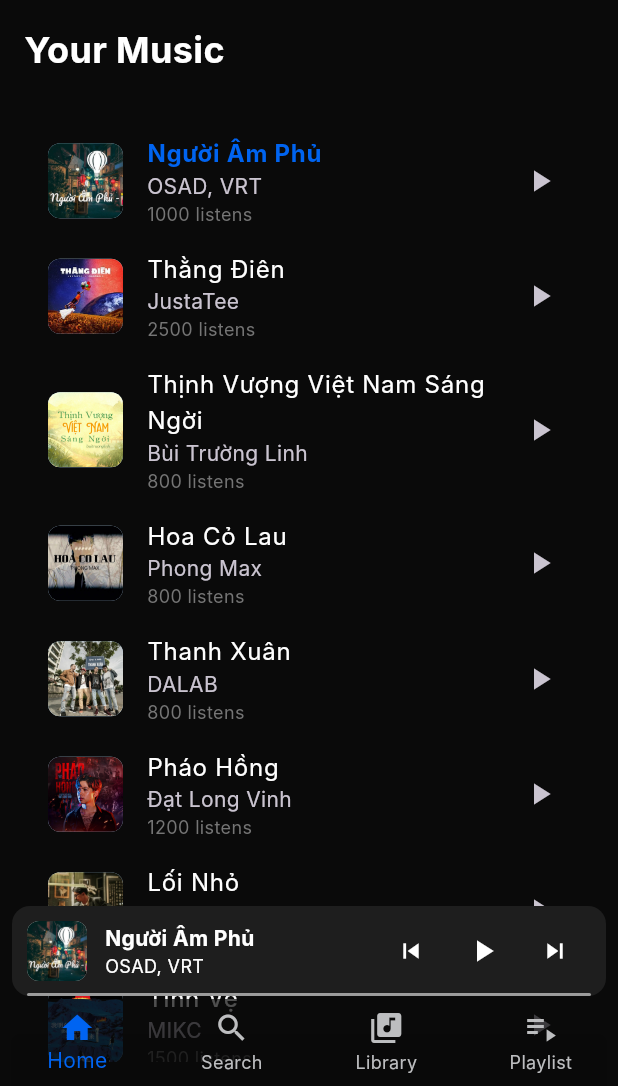
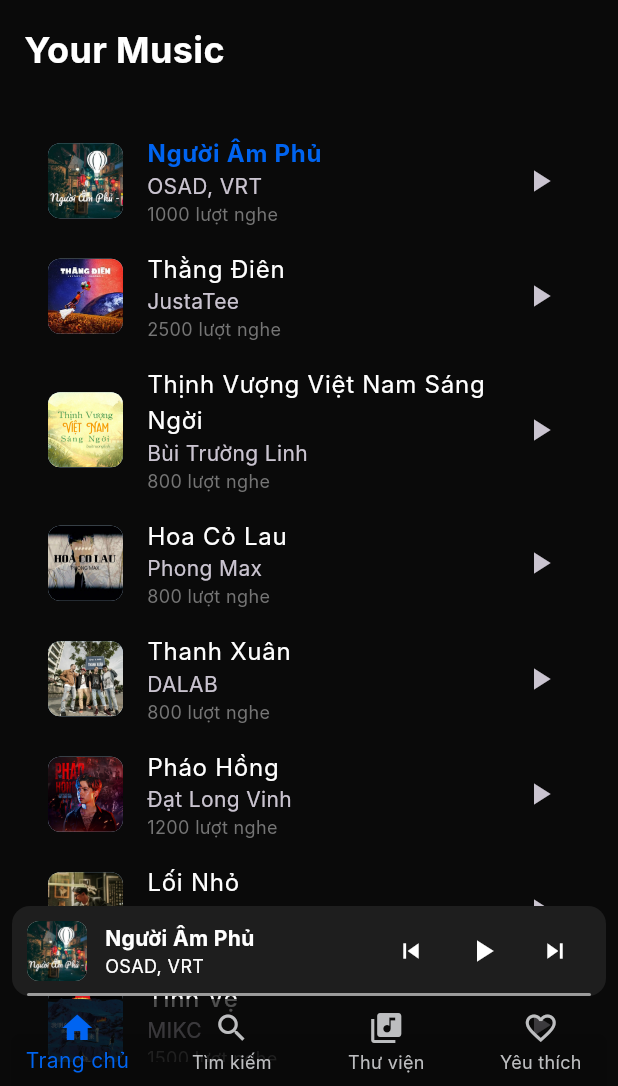
Before and after one commit to phungquocthai-aeron-dev/Symphony_music_app, a Flutter app: the screen it shows after launch, after a tap on "Người Âm Phủ", on a phone screen of 412 x 824 dp, the part 150-1236 px from its top. Run offline on Flutter 3.47's test engine with Material 3 defaults, Android fonts, the phone set to English and light mode, and no system bars; our stand-ins replace audioplayers; Roboto replaces fonts that are missing (Inter).

Commit message:
Initial project

```diff
--- a/lib/features/example.dart
+++ b/lib/features/example.dart
@@ -86,7 +86,7 @@ class ExampleScreen extends StatelessWidget {
                         children: [
                           Text(song.author),
                           Text(
-                            '${song.totalListens} listens',
+                            '${song.totalListens} lượt nghe',
                             style: TextStyle(
                               fontSize: 12,
                               color: Colors.grey[600],
--- a/lib/features/playlist.dart
+++ b/lib/features/favorite.dart
@@ -1,6 +1,6 @@
 import 'package:flutter/material.dart';
 
-class PlaylistScreen extends StatelessWidget {
+class FavoriteScreen extends StatelessWidget {
   @override
   Widget build(BuildContext context) {
     return Padding(
@@ -8,7 +8,7 @@ class PlaylistScreen extends StatelessWidget {
       child: Align(
         alignment: Alignment.topLeft,
         child: Text(
-          'Playlist',
+          'Danh sách bài hát yêu thích',
           style: TextStyle(fontSize: 24, fontWeight: FontWeight.bold),
         ),
       ),
--- a/lib/features/main_layout.dart
+++ b/lib/features/main_layout.dart
@@ -1,5 +1,5 @@
 import 'package:flutter/material.dart';
-import 'package:symphony_music_app/features/playlist.dart';
+import 'package:symphony_music_app/features/favorite.dart';
 import 'package:symphony_music_app/features/search_screen.dart';
 import 'package:symphony_music_app/features/song.dart';
 import 'package:symphony_music_app/models/song.dart';
@@ -33,7 +33,7 @@ class _MainLayoutState extends State<MainLayout> {
                   case '/library':
                     return MaterialPageRoute(builder: (_) => LibraryScreen());
                   case '/playlist':
-                    return MaterialPageRoute(builder: (_) => PlaylistScreen());
+                    return MaterialPageRoute(builder: (_) => FavoriteScreen());
                   case '/search':
                     return MaterialPageRoute(builder: (_) => SearchScreen());
                   case '/song':
--- a/lib/widgets/body_content.dart
+++ b/lib/widgets/body_content.dart
@@ -2,7 +2,7 @@ import 'package:flutter/material.dart';
 import '../features/example.dart';
 import '../features/search_screen.dart';
 import '../features/library.dart';
-import '../features/playlist.dart';
+import '../features/favorite.dart';
 
 class BodyContent extends StatelessWidget {
   final int currentIndex;
@@ -19,7 +19,7 @@ class BodyContent extends StatelessWidget {
       case 2:
         return LibraryScreen();
       case 3:
-        return PlaylistScreen();
+        return FavoriteScreen();
       default:
         return ExampleScreen();
     }
--- a/lib/widgets/bottom_navigation_bar.dart
+++ b/lib/widgets/bottom_navigation_bar.dart
@@ -21,15 +21,15 @@ class CustomBottomNavigationBar extends StatelessWidget {
       unselectedItemColor: AppColors.lightGreyColor,
       backgroundColor: AppColors.blackColor.withAlpha((0.7 * 255).round()),
       items: const [
-        BottomNavigationBarItem(icon: Icon(Icons.home), label: 'Home'),
-        BottomNavigationBarItem(icon: Icon(Icons.search), label: 'Search'),
+        BottomNavigationBarItem(icon: Icon(Icons.home), label: 'Trang chủ'),
+        BottomNavigationBarItem(icon: Icon(Icons.search), label: 'Tìm kiếm'),
         BottomNavigationBarItem(
           icon: Icon(Icons.library_music),
-          label: 'Library',
+          label: 'Thư viện',
         ),
         BottomNavigationBarItem(
-          icon: Icon(Icons.playlist_play),
-          label: 'Playlist',
+          icon: Icon(Icons.favorite_border),
+          label: 'Yêu thích',
         ),
       ],
     );
```
